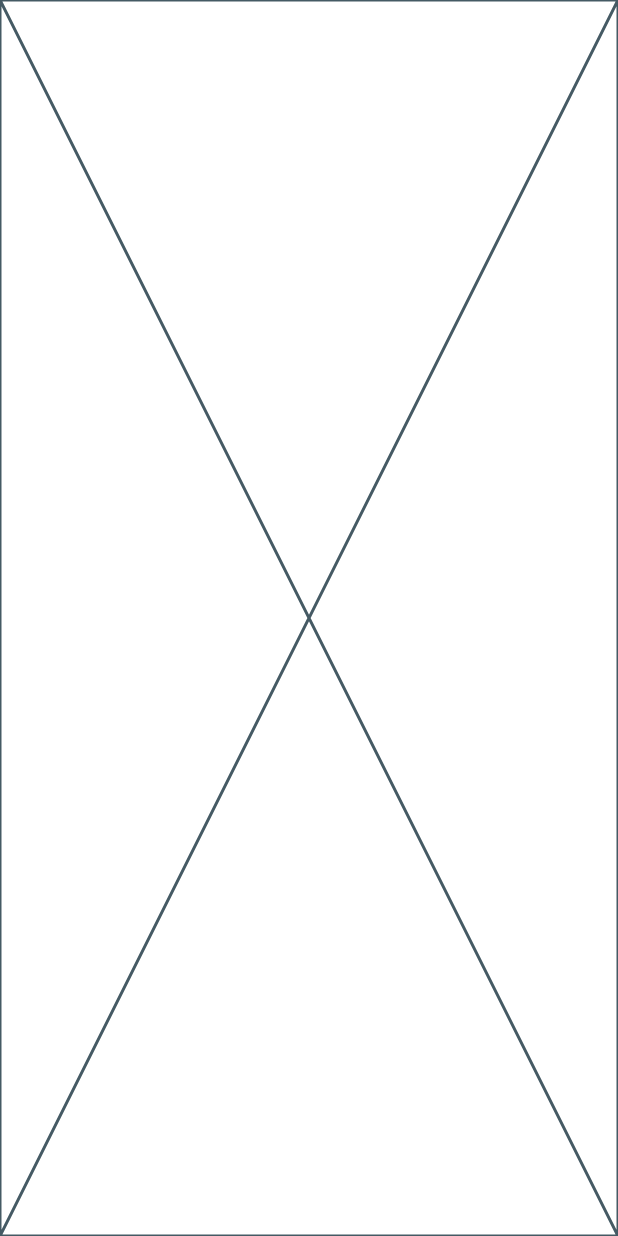
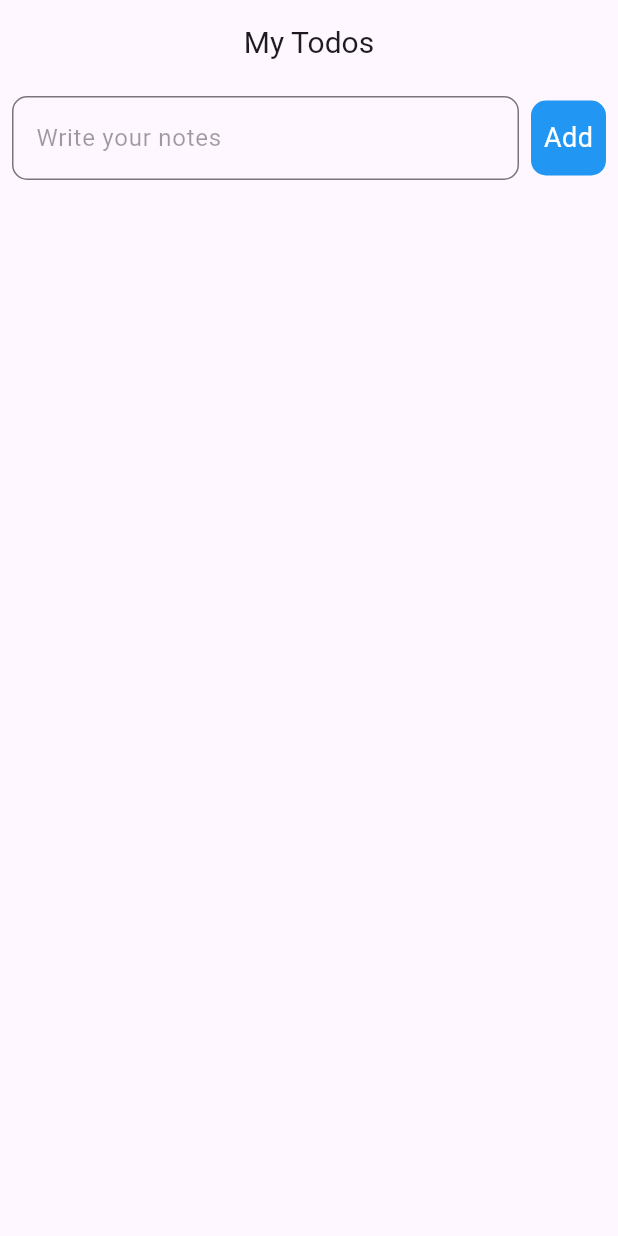
Before and after one commit to MirEfaj/Flutter-Feature, a Flutter app: the screen it shows after launch, on a phone screen of 412 x 824 dp. Run offline on Flutter 3.47's test engine with Material 3 defaults, Android fonts, the phone set to English and light mode, and no system bars; our stand-ins replace get.

Commit message:
todo app using getx

```diff
--- /dev/null
+++ b/lib/controllers/todo_controller.dart
@@ -0,0 +1,21 @@
+import 'package:get/get.dart';
+import '../models/todo_item.dart';
+
+class TodoController extends GetxController {
+
+  final RxList<TodoItem> notes = <TodoItem>[].obs;
+
+
+  void addNote(String note) {
+    final trimmed = note.trim();
+    if (trimmed.isNotEmpty) {
+      notes.add(TodoItem(text: trimmed));
+    }
+  }
+
+  void deleteNote(int index) {
+    if (index >= 0 && index < notes.length) {
+      notes.removeAt(index);
+    }
+  }
+}
--- a/lib/main.dart
+++ b/lib/main.dart
@@ -1,21 +1,21 @@
 import 'package:flutter/material.dart';
-import 'package:signup_page/pages/home_page.dart';
+import 'package:get/get.dart';
+import 'controllers/todo_controller.dart';
+import 'views/home_page.dart';
 
 void main() {
+ Get.put<TodoController>(TodoController());
   runApp(const MyApp());
 }
 
 class MyApp extends StatelessWidget {
-  const MyApp({super.key});
+  const MyApp({Key? key}) : super(key: key);
 
   @override
   Widget build(BuildContext context) {
-    return MaterialApp(
+    return GetMaterialApp(
       debugShowCheckedModeBanner: false,
-      title: 'Mir Efaj',
-      theme: ThemeData(
-        colorScheme: ColorScheme.fromSeed(seedColor: Colors.deepPurple),
-      ),
+      title: 'ToDo MVC App',
       home: HomePage(),
     );
   }
--- /dev/null
+++ b/lib/models/todo_item.dart
@@ -0,0 +1,5 @@
+class TodoItem {
+  final String text;
+
+  TodoItem({required this.text});
+}
--- a/lib/pages/home_page.dart
+++ /dev/null
@@ -1,10 +0,0 @@
-import 'package:flutter/material.dart';
-
-class HomePage extends StatelessWidget {
-  const HomePage({super.key});
-
-  @override
-  Widget build(BuildContext context) {
-    return const Placeholder();
-  }
-}
--- /dev/null
+++ b/lib/views/home_page.dart
@@ -0,0 +1,82 @@
+import 'package:flutter/material.dart';
+import 'package:get/get.dart';
+import '../../controllers/todo_controller.dart';
+
+class HomePage extends GetView<TodoController> {
+  HomePage({super.key});
+
+  final TextEditingController noteController = TextEditingController();
+
+  @override
+  Widget build(BuildContext context) {
+    return Scaffold(
+      appBar: AppBar(
+        title: const Text('My Todos', style: TextStyle(fontSize: 20)),
+        centerTitle: true,
+      ),
+      body: Padding(
+        padding: const EdgeInsets.all(8.0),
+        child: Column(
+          children: [
+            Row(
+              children: [
+                Expanded(
+                  child: TextFormField(
+                    controller: noteController,
+                    decoration: InputDecoration(
+                      hintText: 'Write your notes',
+                      hintStyle: TextStyle(
+                        color: Colors.black38
+                      ),
+                      border: OutlineInputBorder(
+                        borderRadius: BorderRadius.circular(10),
+                      ),
+                    ),
+                  ),
+                ),
+                const SizedBox(width: 8),
+                GestureDetector(
+                  onTap: (){
+                    controller.addNote(noteController.text);
+                    noteController.clear();
+                  },
+                  child: Container(
+                    height: 50,
+                    width: 50,
+                    decoration: BoxDecoration(
+                        color: Colors.blue,
+                        borderRadius: BorderRadius.circular(10)
+                    ),
+                    child: Center(child: Text("Add", style: TextStyle(color: Colors.white, fontSize: 18),)),
+                  ),
+                )
+              ],
+            ),
+            const SizedBox(height: 12),
+            // Reactive List
+            Expanded(
+              child: Obx(() {
+                return ListView.builder(
+                  itemCount: controller.notes.length,
+                  itemBuilder: (context, index) {
+                    final item = controller.notes[index];
+                    return Card(
+                      elevation: 5,
+                      child: ListTile(
+                        title: Text(item.text),
+                        trailing: IconButton(
+                          icon: const Icon(Icons.delete_outline, color: Colors.redAccent),
+                          onPressed: () => controller.deleteNote(index),
+                        ),
+                      ),
+                    );
+                  },
+                );
+              }),
+            ),
+          ],
+        ),
+      ),
+    );
+  }
+}
--- a/pubspec.yaml
+++ b/pubspec.yaml
@@ -34,6 +34,8 @@ dependencies:
   # The following adds the Cupertino Icons font to your application.
   # Use with the CupertinoIcons class for iOS style icons.
   cupertino_icons: ^1.0.8
+  google_fonts: ^6.2.1
+  get: ^4.7.2
 
 dev_dependencies:
   flutter_test:
@@ -58,8 +60,8 @@ flutter:
   uses-material-design: true
 
   # To add assets to your application, add an assets section, like this:
-  # assets:
-  #   - images/a_dot_burr.jpeg
+  assets:
+    - assets/images/
   #   - images/a_dot_ham.jpeg
 
   # An image asset can refer to one or more resolution-specific "variants", see
```
Also changed, not shown: assets/fonts/Playwrite.ttf (added), assets/images/img.png (added), pubspec.lock, 1 other file.
